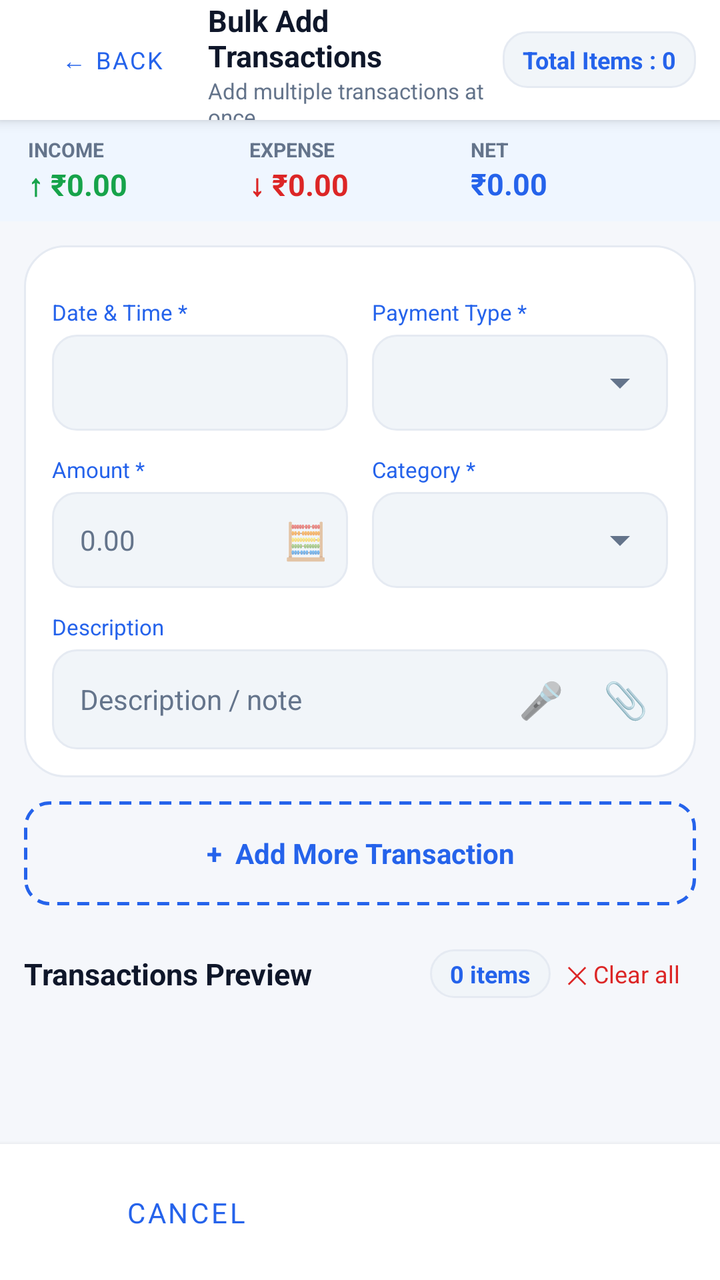
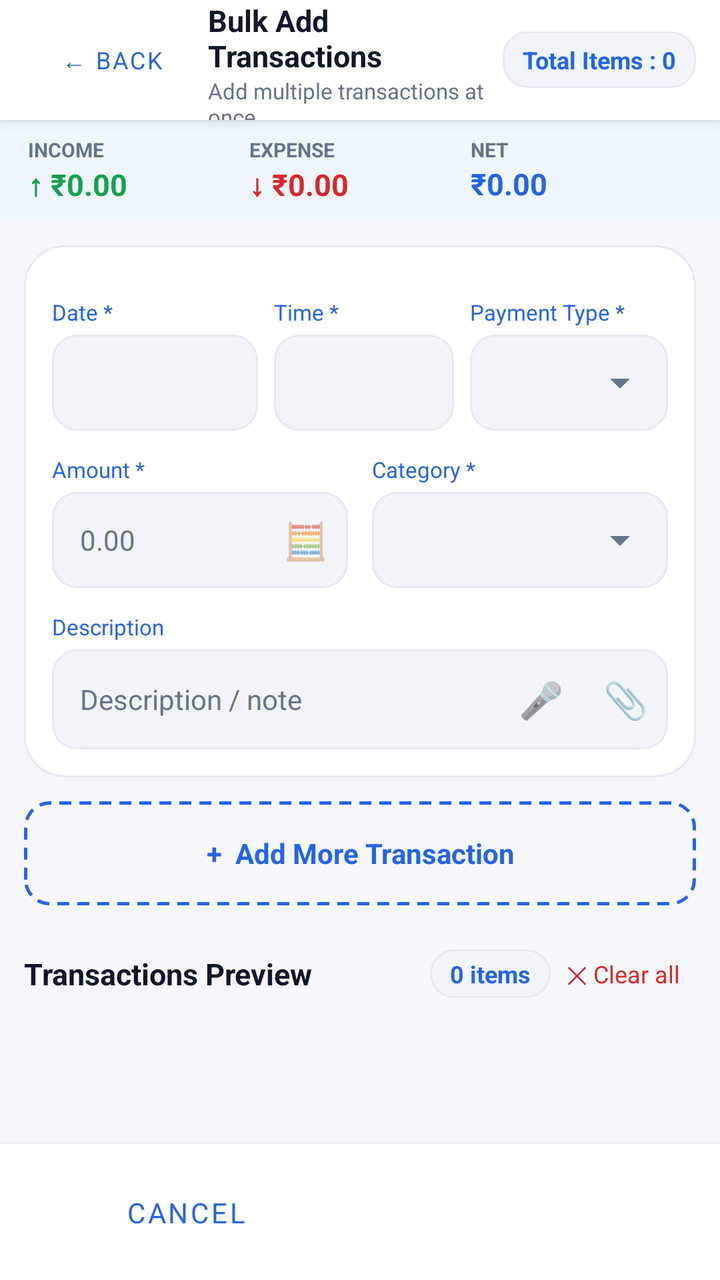

An Android layout rendered at two revisions. The XML below is the earlier revision; the diff shows what the commit changed to produce the second picture.
<!-- AndroidManifest.xml: application theme Theme.ExpenseOS -->
<!-- res/layout/activity_bulk_add.xml -->
<?xml version="1.0" encoding="utf-8"?>
<LinearLayout xmlns:android="http://schemas.android.com/apk/res/android"
    xmlns:app="http://schemas.android.com/apk/res-auto"
    android:layout_width="match_parent"
    android:layout_height="match_parent"
    android:background="@color/bg"
    android:orientation="vertical">

    
    <LinearLayout
        android:layout_width="match_parent"
        android:layout_height="60dp"
        android:background="@color/nav_bg"
        android:elevation="4dp"
        android:gravity="center_vertical"
        android:orientation="horizontal"
        android:paddingHorizontal="12dp">

        <Button
            android:id="@+id/btnBulkBack"
            style="@style/Widget.MaterialComponents.Button.TextButton"
            android:layout_width="wrap_content"
            android:layout_height="36dp"
            android:text="← Back"
            android:textSize="12sp" />

        <LinearLayout
            android:layout_width="0dp"
            android:layout_height="wrap_content"
            android:layout_weight="1"
            android:orientation="vertical"
            android:paddingStart="4dp">

            <TextView
                android:layout_width="wrap_content"
                android:layout_height="wrap_content"
                android:text="Bulk Add Transactions"
                android:textColor="@color/text"
                android:textSize="15sp"
                android:textStyle="bold" />

            <TextView
                android:layout_width="wrap_content"
                android:layout_height="wrap_content"
                android:text="Add multiple transactions at once"
                android:textColor="@color/text_muted"
                android:textSize="11sp" />
        </LinearLayout>

        <TextView
            android:id="@+id/tvBulkCount"
            android:layout_width="wrap_content"
            android:layout_height="wrap_content"
            android:background="@drawable/bg_input_box"
            android:paddingHorizontal="10dp"
            android:paddingVertical="6dp"
            android:text="Total Items : 0"
            android:textColor="@color/primary"
            android:textSize="12sp"
            android:textStyle="bold" />
    </LinearLayout>

    
    <LinearLayout
        android:layout_width="match_parent"
        android:layout_height="wrap_content"
        android:background="@color/primary_soft"
        android:orientation="horizontal"
        android:paddingHorizontal="14dp"
        android:paddingVertical="8dp">

        <LinearLayout
            android:layout_width="0dp"
            android:layout_height="wrap_content"
            android:layout_weight="1"
            android:orientation="vertical">

            <TextView
                android:layout_width="wrap_content"
                android:layout_height="wrap_content"
                android:text="INCOME"
                android:textColor="@color/text_muted"
                android:textSize="10sp"
                android:textStyle="bold" />

            <TextView
                android:id="@+id/tvBulkIncome"
                android:layout_width="wrap_content"
                android:layout_height="wrap_content"
                android:text="↑ ₹0.00"
                android:textColor="@color/green"
                android:textSize="15sp"
                android:textStyle="bold" />
        </LinearLayout>

        <LinearLayout
            android:layout_width="0dp"
            android:layout_height="wrap_content"
            android:layout_weight="1"
            android:orientation="vertical">

            <TextView
                android:layout_width="wrap_content"
                android:layout_height="wrap_content"
                android:text="EXPENSE"
                android:textColor="@color/text_muted"
                android:textSize="10sp"
                android:textStyle="bold" />

            <TextView
                android:id="@+id/tvBulkExpense"
                android:layout_width="wrap_content"
                android:layout_height="wrap_content"
                android:text="↓ ₹0.00"
                android:textColor="@color/red"
                android:textSize="15sp"
                android:textStyle="bold" />
        </LinearLayout>

        <LinearLayout
            android:layout_width="0dp"
            android:layout_height="wrap_content"
            android:layout_weight="1"
            android:orientation="vertical">

            <TextView
                android:layout_width="wrap_content"
                android:layout_height="wrap_content"
                android:text="NET"
                android:textColor="@color/text_muted"
                android:textSize="10sp"
                android:textStyle="bold" />

            <TextView
                android:id="@+id/tvBulkNet"
                android:layout_width="wrap_content"
                android:layout_height="wrap_content"
                android:text="₹0.00"
                android:textColor="@color/primary"
                android:textSize="15sp"
                android:textStyle="bold" />
        </LinearLayout>
    </LinearLayout>

    <ScrollView
        android:id="@+id/svBulk"
        android:layout_width="match_parent"
        android:layout_height="0dp"
        android:layout_weight="1">

        <LinearLayout
            android:layout_width="match_parent"
            android:layout_height="wrap_content"
            android:orientation="vertical"
            android:padding="12dp">

            
            <LinearLayout
                android:layout_width="match_parent"
                android:layout_height="wrap_content"
                android:background="@drawable/bg_card"
                android:orientation="vertical"
                android:padding="14dp">

                <com.google.android.material.button.MaterialButtonToggleGroup
                    android:id="@+id/toggleBulkType"
                    android:layout_width="match_parent"
                    android:layout_height="wrap_content"
                    app:checkedButton="@+id/btnBulkTypeExpense"
                    app:selectionRequired="true"
                    app:singleSelection="true">

                    <Button
                        android:id="@+id/btnBulkTypeExpense"
                        style="?attr/materialButtonOutlinedStyle"
                        android:layout_width="0dp"
                        android:layout_height="wrap_content"
                        android:layout_weight="1"
                        android:text="Expense" />

                    <Button
                        android:id="@+id/btnBulkTypeIncome"
                        style="?attr/materialButtonOutlinedStyle"
                        android:layout_width="0dp"
                        android:layout_height="wrap_content"
                        android:layout_weight="1"
                        android:text="Income" />
                </com.google.android.material.button.MaterialButtonToggleGroup>

                
                <LinearLayout
                    android:layout_width="match_parent"
                    android:layout_height="wrap_content"
                    android:layout_marginTop="12dp"
                    android:orientation="horizontal">

                    <LinearLayout
                        android:layout_width="0dp"
                        android:layout_height="wrap_content"
                        android:layout_marginEnd="6dp"
                        android:layout_weight="1"
                        android:orientation="vertical">

                        <TextView
                            android:layout_width="wrap_content"
                            android:layout_height="wrap_content"
                            android:text="Date &amp; Time *"
                            android:textColor="@color/primary"
                            android:textSize="11sp" />

                        <TextView
                            android:id="@+id/tvBulkDateTime"
                            android:layout_width="match_parent"
                            android:layout_height="48dp"
                            android:layout_marginTop="4dp"
                            android:background="@drawable/bg_input_box"
                            android:gravity="center_vertical"
                            android:paddingHorizontal="12dp"
                            android:textColor="@color/text"
                            android:textSize="14sp" />
                    </LinearLayout>

                    <LinearLayout
                        android:layout_width="0dp"
                        android:layout_height="wrap_content"
                        android:layout_marginStart="6dp"
                        android:layout_weight="1"
                        android:orientation="vertical">

                        <TextView
                            android:layout_width="wrap_content"
                            android:layout_height="wrap_content"
                            android:text="Payment Type *"
                            android:textColor="@color/primary"
                            android:textSize="11sp" />

                        <LinearLayout
                            android:layout_width="match_parent"
                            android:layout_height="48dp"
                            android:layout_marginTop="4dp"
                            android:background="@drawable/bg_input_box"
                            android:gravity="center_vertical">

                            <Spinner
                                android:id="@+id/spBulkPaymentType"
                                android:layout_width="match_parent"
                                android:layout_height="match_parent" />
                        </LinearLayout>
                    </LinearLayout>
                </LinearLayout>

                
                <LinearLayout
                    android:layout_width="match_parent"
                    android:layout_height="wrap_content"
                    android:layout_marginTop="12dp"
                    android:orientation="horizontal">

                    <LinearLayout
                        android:layout_width="0dp"
                        android:layout_height="wrap_content"
                        android:layout_marginEnd="6dp"
                        android:layout_weight="1"
                        android:orientation="vertical">

                        <TextView
                            android:layout_width="wrap_content"
                            android:layout_height="wrap_content"
                            android:text="Amount *"
                            android:textColor="@color/primary"
                            android:textSize="11sp" />

                        <LinearLayout
                            android:layout_width="match_parent"
                            android:layout_height="48dp"
                            android:layout_marginTop="4dp"
                            android:background="@drawable/bg_input_box"
                            android:gravity="center_vertical"
                            android:orientation="horizontal">

                            <EditText
                                android:id="@+id/etBulkAmount"
                                android:layout_width="0dp"
                                android:layout_height="match_parent"
                                android:layout_weight="1"
                                android:background="@null"
                                android:hint="0.00"
                                android:inputType="numberDecimal"
                                android:paddingHorizontal="12dp"
                                android:textColor="@color/text"
                                android:textColorHint="@color/text_muted"
                                android:textSize="14sp" />

                            <TextView
                                android:id="@+id/btnBulkCalc"
                                android:layout_width="wrap_content"
                                android:layout_height="wrap_content"
                                android:background="?attr/selectableItemBackgroundBorderless"
                                android:clickable="true"
                                android:focusable="true"
                                android:padding="10dp"
                                android:text="🧮"
                                android:textSize="18sp" />
                        </LinearLayout>
                    </LinearLayout>

                    <LinearLayout
                        android:layout_width="0dp"
                        android:layout_height="wrap_content"
                        android:layout_marginStart="6dp"
                        android:layout_weight="1"
                        android:orientation="vertical">

                        <TextView
                            android:layout_width="wrap_content"
                            android:layout_height="wrap_content"
                            android:text="Category *"
                            android:textColor="@color/primary"
                            android:textSize="11sp" />

                        <LinearLayout
                            android:layout_width="match_parent"
                            android:layout_height="48dp"
                            android:layout_marginTop="4dp"
                            android:background="@drawable/bg_input_box"
                            android:gravity="center_vertical">

                            <Spinner
                                android:id="@+id/spBulkCategory"
                                android:layout_width="match_parent"
                                android:layout_height="match_parent" />
                        </LinearLayout>
                    </LinearLayout>
                </LinearLayout>

                
                <LinearLayout
                    android:id="@+id/llBulkSubWrap"
                    android:layout_width="match_parent"
                    android:layout_height="wrap_content"
                    android:layout_marginTop="12dp"
                    android:orientation="vertical"
                    android:visibility="gone">

                    <TextView
                        android:layout_width="wrap_content"
                        android:layout_height="wrap_content"
                        android:text="Sub-Category *"
                        android:textColor="@color/primary"
                        android:textSize="11sp" />

                    <LinearLayout
                        android:layout_width="match_parent"
                        android:layout_height="48dp"
                        android:layout_marginTop="4dp"
                        android:background="@drawable/bg_input_box"
                        android:gravity="center_vertical">

                        <Spinner
                            android:id="@+id/spBulkSubCategory"
                            android:layout_width="match_parent"
                            android:layout_height="match_parent"
                            android:visibility="gone" />
                    </LinearLayout>
                </LinearLayout>

                
                <TextView
                    android:layout_width="wrap_content"
                    android:layout_height="wrap_content"
                    android:layout_marginTop="12dp"
                    android:text="Description"
                    android:textColor="@color/primary"
                    android:textSize="11sp" />

                <LinearLayout
                    android:layout_width="match_parent"
                    android:layout_height="wrap_content"
                    android:layout_marginTop="4dp"
                    android:background="@drawable/bg_input_box"
                    android:gravity="center_vertical"
                    android:minHeight="48dp"
                    android:orientation="horizontal">

                    <EditText
                        android:id="@+id/etBulkNote"
                        android:layout_width="0dp"
                        android:layout_height="wrap_content"
                        android:layout_weight="1"
                        android:background="@null"
                        android:hint="Description / note"
                        android:inputType="textCapSentences|textMultiLine"
                        android:maxLines="3"
                        android:paddingHorizontal="12dp"
                        android:textColor="@color/text"
                        android:textColorHint="@color/text_muted"
                        android:textSize="14sp" />

                    <TextView
                        android:id="@+id/btnBulkMic"
                        android:layout_width="wrap_content"
                        android:layout_height="wrap_content"
                        android:background="?attr/selectableItemBackgroundBorderless"
                        android:clickable="true"
                        android:focusable="true"
                        android:padding="10dp"
                        android:text="🎤"
                        android:textSize="18sp" />

                    <TextView
                        android:id="@+id/btnBulkAttach"
                        android:layout_width="wrap_content"
                        android:layout_height="wrap_content"
                        android:background="?attr/selectableItemBackgroundBorderless"
                        android:clickable="true"
                        android:focusable="true"
                        android:padding="10dp"
                        android:text="📎"
                        android:textSize="18sp" />
                </LinearLayout>

                <TextView
                    android:id="@+id/tvBulkKwSuggestion"
                    android:layout_width="wrap_content"
                    android:layout_height="wrap_content"
                    android:layout_marginTop="6dp"
                    android:background="@drawable/bg_chip_suggestion"
                    android:clickable="true"
                    android:focusable="true"
                    android:paddingHorizontal="10dp"
                    android:paddingVertical="5dp"
                    android:textColor="@color/green"
                    android:textSize="11sp"
                    android:visibility="gone" />

                <LinearLayout
                    android:id="@+id/llBulkAttachList"
                    android:layout_width="match_parent"
                    android:layout_height="wrap_content"
                    android:orientation="vertical" />

                <LinearLayout
                    android:id="@+id/llBulkCustomFields"
                    android:layout_width="match_parent"
                    android:layout_height="wrap_content"
                    android:orientation="vertical" />
            </LinearLayout>

            
            <TextView
                android:id="@+id/btnBulkAddMore"
                android:layout_width="match_parent"
                android:layout_height="52dp"
                android:layout_marginTop="12dp"
                android:background="@drawable/bg_dashed_add"
                android:clickable="true"
                android:focusable="true"
                android:gravity="center"
                android:text="+  Add More Transaction"
                android:textColor="@color/primary"
                android:textSize="14sp"
                android:textStyle="bold" />

            <TextView
                android:id="@+id/tvBulkCancelEdit"
                android:layout_width="match_parent"
                android:layout_height="wrap_content"
                android:clickable="true"
                android:focusable="true"
                android:gravity="center"
                android:padding="10dp"
                android:text="✕ Cancel edit"
                android:textColor="@color/red"
                android:textSize="12sp"
                android:visibility="gone" />

            
            <LinearLayout
                android:layout_width="match_parent"
                android:layout_height="wrap_content"
                android:layout_marginTop="18dp"
                android:layout_marginBottom="8dp"
                android:gravity="center_vertical"
                android:orientation="horizontal">

                <TextView
                    android:layout_width="0dp"
                    android:layout_height="wrap_content"
                    android:layout_weight="1"
                    android:text="Transactions Preview"
                    android:textColor="@color/text"
                    android:textSize="15sp"
                    android:textStyle="bold" />

                <TextView
                    android:id="@+id/tvBulkPreviewCount"
                    android:layout_width="wrap_content"
                    android:layout_height="wrap_content"
                    android:background="@drawable/bg_input_box"
                    android:paddingHorizontal="10dp"
                    android:paddingVertical="4dp"
                    android:text="0 items"
                    android:textColor="@color/primary"
                    android:textSize="12sp"
                    android:textStyle="bold" />

                <TextView
                    android:id="@+id/btnBulkClear"
                    android:layout_width="wrap_content"
                    android:layout_height="wrap_content"
                    android:clickable="true"
                    android:focusable="true"
                    android:padding="8dp"
                    android:text="✕ Clear all"
                    android:textColor="@color/red"
                    android:textSize="12sp" />
            </LinearLayout>

            <LinearLayout
                android:id="@+id/llBulkPreview"
                android:layout_width="match_parent"
                android:layout_height="wrap_content"
                android:orientation="vertical" />
        </LinearLayout>
    </ScrollView>

    
    <LinearLayout
        android:layout_width="match_parent"
        android:layout_height="wrap_content"
        android:background="@color/nav_bg"
        android:elevation="4dp"
        android:orientation="vertical"
        android:padding="10dp">

        <TextView
            android:id="@+id/tvBulkResult"
            android:layout_width="wrap_content"
            android:layout_height="wrap_content"
            android:layout_marginBottom="6dp"
            android:textSize="13sp"
            android:textStyle="bold"
            android:visibility="gone" />

        <LinearLayout
            android:layout_width="match_parent"
            android:layout_height="wrap_content"
            android:orientation="horizontal">

            <Button
                android:id="@+id/btnBulkCancel"
                style="@style/Widget.MaterialComponents.Button.OutlinedButton"
                android:layout_width="0dp"
                android:layout_height="48dp"
                android:layout_marginEnd="8dp"
                android:layout_weight="1"
                android:text="Cancel" />

            <Button
                android:id="@+id/btnBulkSaveAllBottom"
                style="@style/BtnSuccess"
                android:layout_width="0dp"
                android:layout_height="48dp"
                android:layout_weight="1"
                android:text="✓ Save All" />
        </LinearLayout>
    </LinearLayout>
</LinearLayout>
<!-- resources referenced by this layout -->
<resources>
  <color name="bg">#F5F7FB</color>
  <color name="green">#16A34A</color>
  <color name="nav_bg">#FFFFFF</color>
  <color name="primary">#2563EB</color>
  <color name="primary_soft">#EFF6FF</color>
  <color name="red">#DC2626</color>
  <color name="text">#0F172A</color>
  <color name="text_muted">#64748B</color>
  <!-- drawable bg_card (drawable) -->
  <?xml version="1.0" encoding="utf-8"?>
  <shape xmlns:android="http://schemas.android.com/apk/res/android" android:shape="rectangle">
      <solid android:color="@color/bg_card"/>
      <stroke android:width="1dp" android:color="@color/border"/>
      <corners android:radius="20dp"/>
  </shape>
  <!-- drawable bg_chip_suggestion (drawable) -->
  <?xml version="1.0" encoding="utf-8"?>
  <shape xmlns:android="http://schemas.android.com/apk/res/android" android:shape="rectangle">
      <solid android:color="@color/primary_soft"/>
      <corners android:radius="999dp"/>
  </shape>
  <!-- drawable bg_dashed_add (drawable) -->
  <?xml version="1.0" encoding="utf-8"?>
  <shape xmlns:android="http://schemas.android.com/apk/res/android"
      android:shape="rectangle">
      <solid android:color="@android:color/transparent" />
      <stroke
          android:width="1.5dp"
          android:color="@color/primary"
          android:dashWidth="6dp"
          android:dashGap="4dp" />
      <corners android:radius="12dp" />
  </shape>
  <!-- drawable bg_input_box (drawable) -->
  <?xml version="1.0" encoding="utf-8"?>
  <shape xmlns:android="http://schemas.android.com/apk/res/android" android:shape="rectangle">
      <solid android:color="@color/surface_2"/>
      <stroke android:width="1dp" android:color="@color/border"/>
      <corners android:radius="12dp"/>
  </shape>
  <style name="BtnSuccess" parent="BtnBase">
          <item name="backgroundTint">@color/success</item>
          <item name="android:textColor">@color/white</item>
      </style>
  <color name="bg_card">#FFFFFF</color>
  <color name="border">#E5EAF2</color>
  <color name="surface_2">#F1F5F9</color>
  <color name="success">#059669</color>
  <color name="white">#FFFFFF</color>
  <color name="primary_dark">#1D4ED8</color>
  <color name="on_primary">#FFFFFF</color>
  <color name="secondary">#0F766E</color>
  <color name="secondary_dark">#115E59</color>
  <color name="surface">#FFFFFF</color>
  <color name="danger">#E11D48</color>
  <color name="text_hint">#94A3B8</color>
  <style name="ThemeOverlay.ExpenseOS.BottomSheet" parent="ThemeOverlay.MaterialComponents.BottomSheetDialog">
          <item name="bottomSheetStyle">@style/Widget.ExpenseOS.BottomSheet</item>
      </style>
  <style name="Animation.ExpenseOS.Window" parent="@android:style/Animation.Activity">
          <item name="android:activityOpenEnterAnimation">@anim/screen_enter</item>
          <item name="android:activityOpenExitAnimation">@anim/screen_exit</item>
          <item name="android:activityCloseEnterAnimation">@anim/screen_pop_enter</item>
          <item name="android:activityCloseExitAnimation">@anim/screen_pop_exit</item>
      </style>
  <dimen name="type_subtitle">15sp</dimen>
  <dimen name="touch_target">48dp</dimen>
  <dimen name="type_body">14sp</dimen>
  <dimen name="input_height">50dp</dimen>
  <style name="ShapeAppearance.ExpenseOS.Dialog" parent="ShapeAppearance.MaterialComponents.MediumComponent">
          <item name="cornerFamily">rounded</item>
          <item name="cornerSize">26dp</item>
      </style>
  <style name="Widget.ExpenseOS.BottomSheet" parent="Widget.MaterialComponents.BottomSheet.Modal">
          <item name="shapeAppearanceOverlay">@style/ShapeAppearance.ExpenseOS.Sheet</item>
          <item name="backgroundTint">@color/surface</item>
      </style>
  <style name="ShapeAppearance.ExpenseOS.Sheet" parent="">
          <item name="cornerFamily">rounded</item>
          <item name="cornerSizeTopLeft">26dp</item>
          <item name="cornerSizeTopRight">26dp</item>
          <item name="cornerSizeBottomLeft">0dp</item>
          <item name="cornerSizeBottomRight">0dp</item>
      </style>
  <!-- unchanged entries left out for length: 5 -->
</resources>

<!-- the commit's change to res/layout/activity_bulk_add.xml (unified diff, before → after) -->
@@ -194,37 +194,73 @@
                     android:layout_marginTop="12dp"
                     android:orientation="horizontal">
 
+                    
                     <LinearLayout
                         android:layout_width="0dp"
                         android:layout_height="wrap_content"
-                        android:layout_marginEnd="6dp"
-                        android:layout_weight="1"
+                        android:layout_marginEnd="4dp"
+                        android:layout_weight="1.15"
                         android:orientation="vertical">
 
                         <TextView
                             android:layout_width="wrap_content"
                             android:layout_height="wrap_content"
-                            android:text="Date &amp; Time *"
+                            android:text="Date *"
                             android:textColor="@color/primary"
                             android:textSize="11sp" />
 
                         <TextView
-                            android:id="@+id/tvBulkDateTime"
+                            android:id="@+id/tvBulkDate"
                             android:layout_width="match_parent"
                             android:layout_height="48dp"
                             android:layout_marginTop="4dp"
                             android:background="@drawable/bg_input_box"
+                            android:clickable="true"
+                            android:focusable="true"
                             android:gravity="center_vertical"
-                            android:paddingHorizontal="12dp"
+                            android:paddingHorizontal="8dp"
+                            android:singleLine="true"
                             android:textColor="@color/text"
-                            android:textSize="14sp" />
+                            android:textSize="13sp" />
                     </LinearLayout>
 
+                    
                     <LinearLayout
                         android:layout_width="0dp"
                         android:layout_height="wrap_content"
-                        android:layout_marginStart="6dp"
+                        android:layout_marginStart="4dp"
+                        android:layout_marginEnd="4dp"
                         android:layout_weight="1"
+                        android:orientation="vertical">
+
+                        <TextView
+                            android:layout_width="wrap_content"
+                            android:layout_height="wrap_content"
+                            android:text="Time *"
+                            android:textColor="@color/primary"
+                            android:textSize="11sp" />
+
+                        <TextView
+                            android:id="@+id/tvBulkTime"
+                            android:layout_width="match_parent"
+                            android:layout_height="48dp"
+                            android:layout_marginTop="4dp"
+                            android:background="@drawable/bg_input_box"
+                            android:clickable="true"
+                            android:focusable="true"
+                            android:gravity="center_vertical"
+                            android:paddingHorizontal="8dp"
+                            android:singleLine="true"
+                            android:textColor="@color/text"
+                            android:textSize="13sp" />
+                    </LinearLayout>
+
+                    
+                    <LinearLayout
+                        android:layout_width="0dp"
+                        android:layout_height="wrap_content"
+                        android:layout_marginStart="4dp"
+                        android:layout_weight="1.1"
                         android:orientation="vertical">
 
                         <TextView
@@ -366,6 +402,21 @@
 
                 
                 <TextView
+                    android:id="@+id/tvBulkKwSuggestion"
+                    android:layout_width="wrap_content"
+                    android:layout_height="wrap_content"
+                    android:layout_marginTop="12dp"
+                    android:background="@drawable/bg_chip_suggestion"
+                    android:clickable="true"
+                    android:focusable="true"
+                    android:paddingHorizontal="10dp"
+                    android:paddingVertical="5dp"
+                    android:textColor="@color/green"
+                    android:textSize="11sp"
+                    android:visibility="gone" />
+
+                
+                <TextView
                     android:layout_width="wrap_content"
                     android:layout_height="wrap_content"
                     android:layout_marginTop="12dp"
@@ -418,20 +469,6 @@
                         android:text="📎"
                         android:textSize="18sp" />
                 </LinearLayout>
-
-                <TextView
-                    android:id="@+id/tvBulkKwSuggestion"
-                    android:layout_width="wrap_content"
-                    android:layout_height="wrap_content"
-                    android:layout_marginTop="6dp"
-                    android:background="@drawable/bg_chip_suggestion"
-                    android:clickable="true"
-                    android:focusable="true"
-                    android:paddingHorizontal="10dp"
-                    android:paddingVertical="5dp"
-                    android:textColor="@color/green"
-                    android:textSize="11sp"
-                    android:visibility="gone" />
 
                 <LinearLayout
                     android:id="@+id/llBulkAttachList"
